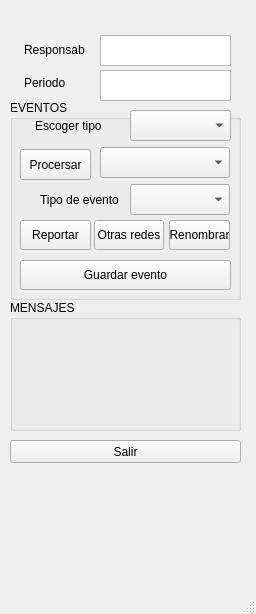
Before: the Qt Designer form src/ui/Proceso.ui in RedSismicaAustro/rsa_sismologia, drawn with Qt 5.
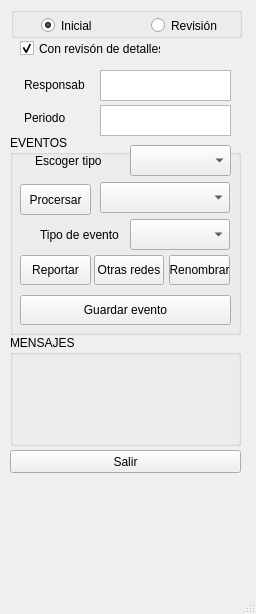
After: the same form once the commit is applied.

What changed in the file:
```diff
--- a/src/ui/Proceso.ui
+++ b/src/ui/Proceso.ui
@@ -21,7 +21,7 @@
     <property name="geometry">
      <rect>
       <x>10</x>
-      <y>100</y>
+      <y>135</y>
       <width>231</width>
       <height>200</height>
      </rect>
@@ -155,7 +155,7 @@
     <property name="geometry">
      <rect>
       <x>10</x>
-      <y>440</y>
+      <y>450</y>
       <width>231</width>
       <height>23</height>
      </rect>
@@ -171,7 +171,7 @@
     <property name="geometry">
      <rect>
       <x>20</x>
-      <y>511</y>
+      <y>480</y>
       <width>211</width>
       <height>20</height>
      </rect>
@@ -192,7 +192,7 @@
     <property name="geometry">
      <rect>
       <x>24</x>
-      <y>40</y>
+      <y>75</y>
       <width>61</width>
       <height>20</height>
      </rect>
@@ -205,9 +205,9 @@
     <property name="geometry">
      <rect>
       <x>10</x>
-      <y>300</y>
+      <y>335</y>
       <width>231</width>
-      <height>131</height>
+      <height>111</height>
      </rect>
     </property>
     <property name="title">
@@ -246,7 +246,7 @@
        <x>10</x>
        <y>40</y>
        <width>211</width>
-       <height>81</height>
+       <height>61</height>
       </rect>
      </property>
      <property name="font">
@@ -266,7 +266,7 @@
     <property name="geometry">
      <rect>
       <x>24</x>
-      <y>73</y>
+      <y>108</y>
       <width>61</width>
       <height>20</height>
      </rect>
@@ -279,22 +279,80 @@
     <property name="geometry">
      <rect>
       <x>100</x>
-      <y>35</y>
-      <width>131</width>
-      <height>31</height>
-     </rect>
-    </property>
-   </widget>
-   <widget class="QTextEdit" name="txt_horario">
-    <property name="geometry">
-     <rect>
-      <x>100</x>
       <y>70</y>
       <width>131</width>
       <height>31</height>
      </rect>
     </property>
    </widget>
+   <widget class="QTextEdit" name="txt_horario">
+    <property name="geometry">
+     <rect>
+      <x>100</x>
+      <y>105</y>
+      <width>131</width>
+      <height>31</height>
+     </rect>
+    </property>
+   </widget>
+   <widget class="QGroupBox" name="cmbx_resposables_3">
+    <property name="geometry">
+     <rect>
+      <x>11</x>
+      <y>7</y>
+      <width>231</width>
+      <height>31</height>
+     </rect>
+    </property>
+    <property name="title">
+     <string/>
+    </property>
+    <widget class="QRadioButton" name="radioButton_revision">
+     <property name="geometry">
+      <rect>
+       <x>140</x>
+       <y>10</y>
+       <width>82</width>
+       <height>17</height>
+      </rect>
+     </property>
+     <property name="text">
+      <string>Revisión</string>
+     </property>
+    </widget>
+    <widget class="QRadioButton" name="radioButton_inicial">
+     <property name="geometry">
+      <rect>
+       <x>30</x>
+       <y>10</y>
+       <width>91</width>
+       <height>17</height>
+      </rect>
+     </property>
+     <property name="text">
+      <string>Inicial</string>
+     </property>
+     <property name="checked">
+      <bool>true</bool>
+     </property>
+    </widget>
+   </widget>
+   <widget class="QCheckBox" name="checkBox_detalles">
+    <property name="geometry">
+     <rect>
+      <x>20</x>
+      <y>40</y>
+      <width>141</width>
+      <height>17</height>
+     </rect>
+    </property>
+    <property name="text">
+     <string>Con revisón de detalles</string>
+    </property>
+    <property name="checked">
+     <bool>true</bool>
+    </property>
+   </widget>
   </widget>
   <widget class="QMenuBar" name="menubar">
    <property name="geometry">
```
